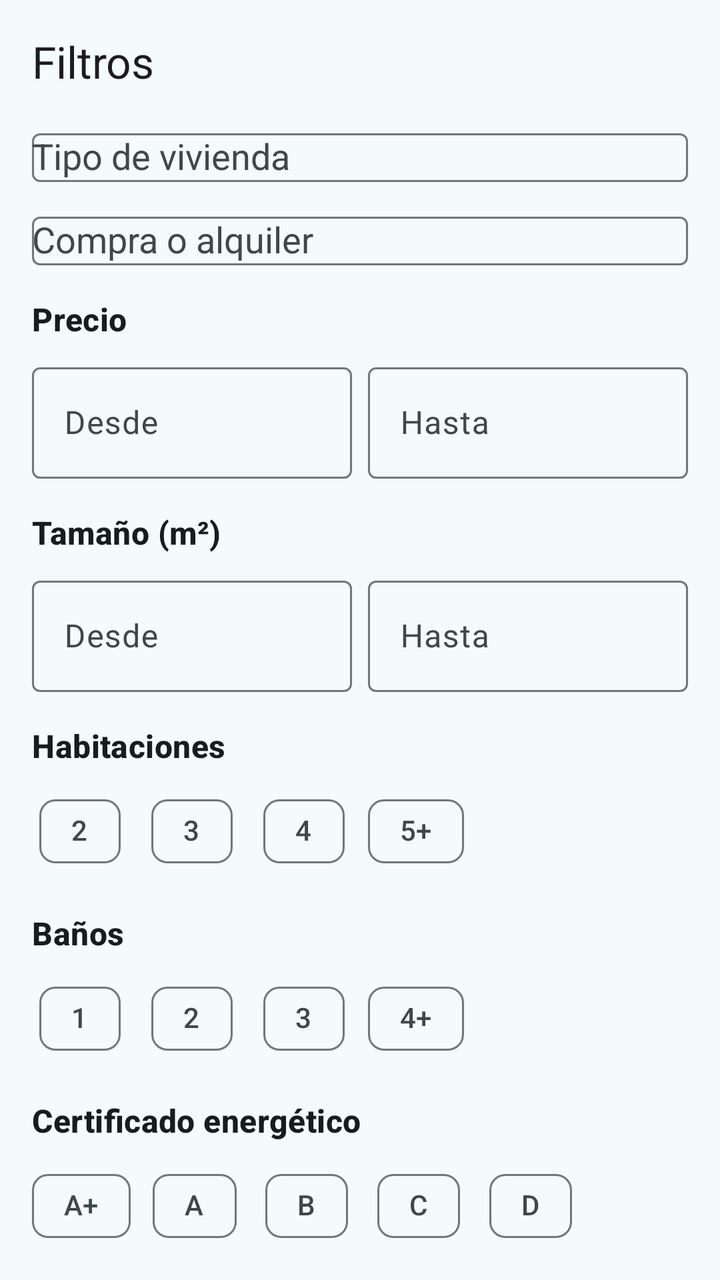
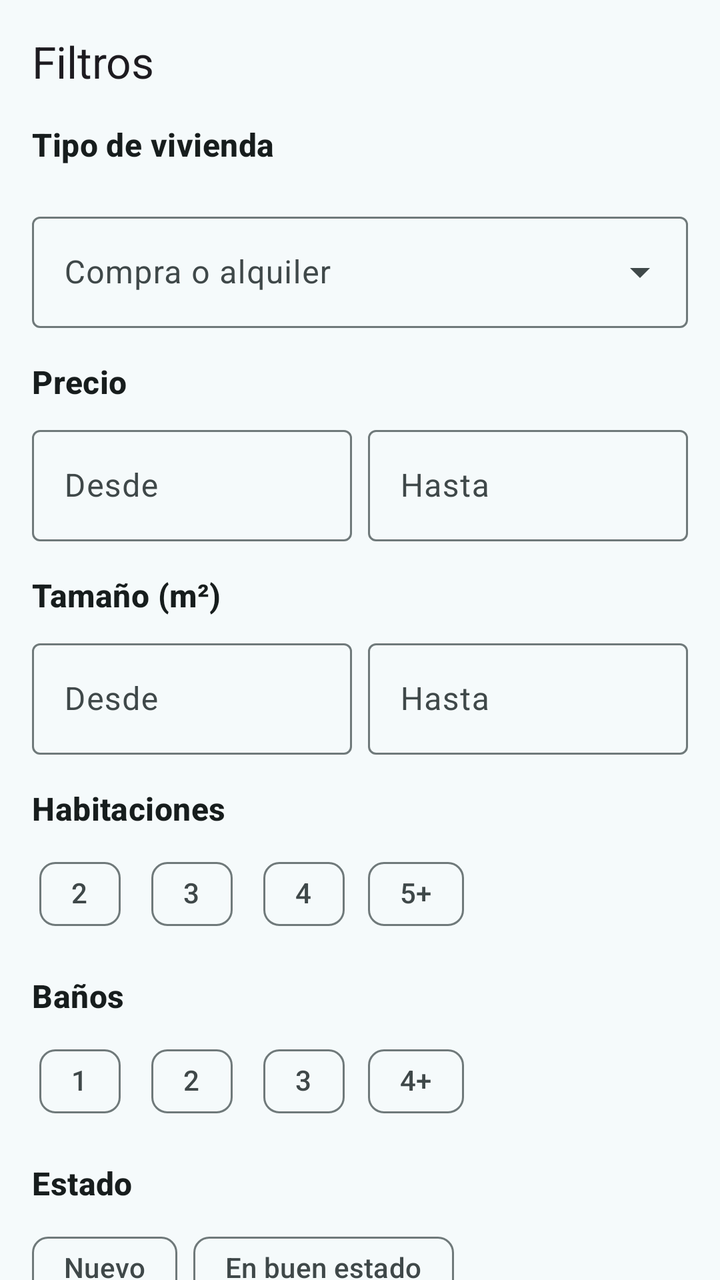

Before-and-after screenshots of an Android layout around one commit, followed by the original layout XML and the change that was made.
<!-- AndroidManifest.xml: application theme Theme.Uci -->
<!-- res/layout/uci_fragment_filters_sheet.xml -->
<?xml version="1.0" encoding="utf-8"?>
<androidx.core.widget.NestedScrollView xmlns:android="http://schemas.android.com/apk/res/android"
    xmlns:app="http://schemas.android.com/apk/res-auto"
    android:layout_width="match_parent"
    android:layout_height="wrap_content">

    <LinearLayout
        android:layout_width="match_parent"
        android:layout_height="wrap_content"
        android:orientation="vertical"
        android:paddingHorizontal="@dimen/uci_space_l"
        android:paddingTop="@dimen/uci_space_l"
        android:paddingBottom="@dimen/uci_space_xl">

        <com.google.android.material.textview.MaterialTextView
            android:layout_width="match_parent"
            android:layout_height="wrap_content"
            android:text="@string/uci_filters_title"
            android:textAppearance="@style/TextAppearance.Material3.TitleLarge" />

        
        <com.google.android.material.textfield.TextInputLayout
            android:layout_width="match_parent"
            android:layout_height="wrap_content"
            android:layout_marginTop="@dimen/uci_space_l"
            android:hint="@string/uci_filters_property_type"
            app:boxBackgroundMode="outline">

            <AutoCompleteTextView
                android:id="@+id/uciFilterTypeInput"
                android:layout_width="match_parent"
                android:layout_height="wrap_content"
                android:inputType="none" />
        </com.google.android.material.textfield.TextInputLayout>

        
        <com.google.android.material.textfield.TextInputLayout
            android:layout_width="match_parent"
            android:layout_height="wrap_content"
            android:layout_marginTop="@dimen/uci_space_m"
            android:hint="@string/uci_filters_operation"
            app:boxBackgroundMode="outline">

            <AutoCompleteTextView
                android:id="@+id/uciFilterOperationInput"
                android:layout_width="match_parent"
                android:layout_height="wrap_content"
                android:inputType="none" />
        </com.google.android.material.textfield.TextInputLayout>

        
        <com.google.android.material.textview.MaterialTextView
            android:layout_width="match_parent"
            android:layout_height="wrap_content"
            android:layout_marginTop="@dimen/uci_space_l"
            android:text="@string/uci_filters_price"
            android:textAppearance="@style/TextAppearance.Uci.SectionTitle" />

        <LinearLayout
            android:layout_width="match_parent"
            android:layout_height="wrap_content"
            android:layout_marginTop="@dimen/uci_space_s"
            android:orientation="horizontal">

            <com.google.android.material.textfield.TextInputLayout
                android:layout_width="0dp"
                android:layout_height="wrap_content"
                android:layout_weight="1"
                android:hint="@string/uci_filters_from"
                app:boxBackgroundMode="outline">

                <com.google.android.material.textfield.TextInputEditText
                    android:id="@+id/uciFilterPriceMin"
                    android:layout_width="match_parent"
                    android:layout_height="wrap_content"
                    android:inputType="number" />
            </com.google.android.material.textfield.TextInputLayout>

            <com.google.android.material.textfield.TextInputLayout
                android:layout_width="0dp"
                android:layout_height="wrap_content"
                android:layout_marginStart="@dimen/uci_space_s"
                android:layout_weight="1"
                android:hint="@string/uci_filters_to"
                app:boxBackgroundMode="outline">

                <com.google.android.material.textfield.TextInputEditText
                    android:id="@+id/uciFilterPriceMax"
                    android:layout_width="match_parent"
                    android:layout_height="wrap_content"
                    android:inputType="number" />
            </com.google.android.material.textfield.TextInputLayout>
        </LinearLayout>

        
        <com.google.android.material.textview.MaterialTextView
            android:layout_width="match_parent"
            android:layout_height="wrap_content"
            android:layout_marginTop="@dimen/uci_space_l"
            android:text="@string/uci_filters_size"
            android:textAppearance="@style/TextAppearance.Uci.SectionTitle" />

        <LinearLayout
            android:layout_width="match_parent"
            android:layout_height="wrap_content"
            android:layout_marginTop="@dimen/uci_space_s"
            android:orientation="horizontal">

            <com.google.android.material.textfield.TextInputLayout
                android:layout_width="0dp"
                android:layout_height="wrap_content"
                android:layout_weight="1"
                android:hint="@string/uci_filters_from"
                app:boxBackgroundMode="outline">

                <com.google.android.material.textfield.TextInputEditText
                    android:id="@+id/uciFilterSizeMin"
                    android:layout_width="match_parent"
                    android:layout_height="wrap_content"
                    android:inputType="number" />
            </com.google.android.material.textfield.TextInputLayout>

            <com.google.android.material.textfield.TextInputLayout
                android:layout_width="0dp"
                android:layout_height="wrap_content"
                android:layout_marginStart="@dimen/uci_space_s"
                android:layout_weight="1"
                android:hint="@string/uci_filters_to"
                app:boxBackgroundMode="outline">

                <com.google.android.material.textfield.TextInputEditText
                    android:id="@+id/uciFilterSizeMax"
                    android:layout_width="match_parent"
                    android:layout_height="wrap_content"
                    android:inputType="number" />
            </com.google.android.material.textfield.TextInputLayout>
        </LinearLayout>

        
        <com.google.android.material.textview.MaterialTextView
            android:layout_width="match_parent"
            android:layout_height="wrap_content"
            android:layout_marginTop="@dimen/uci_space_l"
            android:text="@string/uci_filters_rooms"
            android:textAppearance="@style/TextAppearance.Uci.SectionTitle" />

        <com.google.android.material.chip.ChipGroup
            android:id="@+id/uciFilterRoomsGroup"
            android:layout_width="match_parent"
            android:layout_height="wrap_content"
            android:layout_marginTop="@dimen/uci_space_s">

            <com.google.android.material.chip.Chip
                android:id="@+id/uciFilterRooms2"
                style="@style/Widget.Material3.Chip.Filter"
                android:layout_width="wrap_content"
                android:layout_height="wrap_content"
                android:text="2" />

            <com.google.android.material.chip.Chip
                android:id="@+id/uciFilterRooms3"
                style="@style/Widget.Material3.Chip.Filter"
                android:layout_width="wrap_content"
                android:layout_height="wrap_content"
                android:text="3" />

            <com.google.android.material.chip.Chip
                android:id="@+id/uciFilterRooms4"
                style="@style/Widget.Material3.Chip.Filter"
                android:layout_width="wrap_content"
                android:layout_height="wrap_content"
                android:text="4" />

            <com.google.android.material.chip.Chip
                android:id="@+id/uciFilterRooms5Plus"
                style="@style/Widget.Material3.Chip.Filter"
                android:layout_width="wrap_content"
                android:layout_height="wrap_content"
                android:text="5+" />
        </com.google.android.material.chip.ChipGroup>

        
        <com.google.android.material.textview.MaterialTextView
            android:layout_width="match_parent"
            android:layout_height="wrap_content"
            android:layout_marginTop="@dimen/uci_space_l"
            android:text="@string/uci_filters_bathrooms"
            android:textAppearance="@style/TextAppearance.Uci.SectionTitle" />

        <com.google.android.material.chip.ChipGroup
            android:id="@+id/uciFilterBathroomsGroup"
            android:layout_width="match_parent"
            android:layout_height="wrap_content"
            android:layout_marginTop="@dimen/uci_space_s">

            <com.google.android.material.chip.Chip
                android:id="@+id/uciFilterBathrooms1"
                style="@style/Widget.Material3.Chip.Filter"
                android:layout_width="wrap_content"
                android:layout_height="wrap_content"
                android:text="1" />

            <com.google.android.material.chip.Chip
                android:id="@+id/uciFilterBathrooms2"
                style="@style/Widget.Material3.Chip.Filter"
                android:layout_width="wrap_content"
                android:layout_height="wrap_content"
                android:text="2" />

            <com.google.android.material.chip.Chip
                android:id="@+id/uciFilterBathrooms3"
                style="@style/Widget.Material3.Chip.Filter"
                android:layout_width="wrap_content"
                android:layout_height="wrap_content"
                android:text="3" />

            <com.google.android.material.chip.Chip
                android:id="@+id/uciFilterBathrooms4Plus"
                style="@style/Widget.Material3.Chip.Filter"
                android:layout_width="wrap_content"
                android:layout_height="wrap_content"
                android:text="4+" />
        </com.google.android.material.chip.ChipGroup>

        
        <com.google.android.material.textview.MaterialTextView
            android:layout_width="match_parent"
            android:layout_height="wrap_content"
            android:layout_marginTop="@dimen/uci_space_l"
            android:text="@string/uci_filters_energy_certification"
            android:textAppearance="@style/TextAppearance.Uci.SectionTitle" />

        <com.google.android.material.chip.ChipGroup
            android:id="@+id/uciFilterEnergyGroup"
            android:layout_width="match_parent"
            android:layout_height="wrap_content"
            android:layout_marginTop="@dimen/uci_space_s">

            <com.google.android.material.chip.Chip
                android:id="@+id/uciFilterEnergyAPlus"
                style="@style/Widget.Material3.Chip.Filter"
                android:layout_width="wrap_content"
                android:layout_height="wrap_content"
                android:text="A+" />

            <com.google.android.material.chip.Chip
                android:id="@+id/uciFilterEnergyA"
                style="@style/Widget.Material3.Chip.Filter"
                android:layout_width="wrap_content"
                android:layout_height="wrap_content"
                android:text="A" />

            <com.google.android.material.chip.Chip
                android:id="@+id/uciFilterEnergyB"
                style="@style/Widget.Material3.Chip.Filter"
                android:layout_width="wrap_content"
                android:layout_height="wrap_content"
                android:text="B" />

            <com.google.android.material.chip.Chip
                android:id="@+id/uciFilterEnergyC"
                style="@style/Widget.Material3.Chip.Filter"
                android:layout_width="wrap_content"
                android:layout_height="wrap_content"
                android:text="C" />

            <com.google.android.material.chip.Chip
                android:id="@+id/uciFilterEnergyD"
                style="@style/Widget.Material3.Chip.Filter"
                android:layout_width="wrap_content"
                android:layout_height="wrap_content"
                android:text="D" />

            <com.google.android.material.chip.Chip
                android:id="@+id/uciFilterEnergyE"
                style="@style/Widget.Material3.Chip.Filter"
                android:layout_width="wrap_content"
                android:layout_height="wrap_content"
                android:text="E" />

            <com.google.android.material.chip.Chip
                android:id="@+id/uciFilterEnergyF"
                style="@style/Widget.Material3.Chip.Filter"
                android:layout_width="wrap_content"
                android:layout_height="wrap_content"
                android:text="F" />
        </com.google.android.material.chip.ChipGroup>

        
        <com.google.android.material.textview.MaterialTextView
            android:layout_width="match_parent"
            android:layout_height="wrap_content"
            android:layout_marginTop="@dimen/uci_space_l"
            android:text="@string/uci_filters_status"
            android:textAppearance="@style/TextAppearance.Uci.SectionTitle" />

        <com.google.android.material.chip.ChipGroup
            android:id="@+id/uciFilterStatusGroup"
            android:layout_width="match_parent"
            android:layout_height="wrap_content"
            android:layout_marginTop="@dimen/uci_space_s">

            <com.google.android.material.chip.Chip
                android:id="@+id/uciFilterStatusNew"
                style="@style/Widget.Material3.Chip.Filter"
                android:layout_width="wrap_content"
                android:layout_height="wrap_content"
                android:text="@string/uci_filters_status_new" />

            <com.google.android.material.chip.Chip
                android:id="@+id/uciFilterStatusGood"
                style="@style/Widget.Material3.Chip.Filter"
                android:layout_width="wrap_content"
                android:layout_height="wrap_content"
                android:text="@string/uci_filters_status_good" />

            <com.google.android.material.chip.Chip
                android:id="@+id/uciFilterStatusToRenovate"
                style="@style/Widget.Material3.Chip.Filter"
                android:layout_width="wrap_content"
                android:layout_height="wrap_content"
                android:text="@string/uci_filters_status_to_renovate" />
        </com.google.android.material.chip.ChipGroup>

        
        <com.google.android.material.textview.MaterialTextView
            android:layout_width="match_parent"
            android:layout_height="wrap_content"
            android:layout_marginTop="@dimen/uci_space_l"
            android:text="@string/uci_filters_other_features"
            android:textAppearance="@style/TextAppearance.Uci.SectionTitle" />

        <com.google.android.material.chip.ChipGroup
            android:id="@+id/uciFilterFeaturesGroup"
            android:layout_width="match_parent"
            android:layout_height="wrap_content"
            android:layout_marginTop="@dimen/uci_space_s">

            <com.google.android.material.chip.Chip
                android:id="@+id/uciFilterFeatureLift"
                style="@style/Widget.Material3.Chip.Filter"
                android:layout_width="wrap_content"
                android:layout_height="wrap_content"
                android:text="@string/uci_filters_feature_lift" />

            <com.google.android.material.chip.Chip
                android:id="@+id/uciFilterFeatureGarage"
                style="@style/Widget.Material3.Chip.Filter"
                android:layout_width="wrap_content"
                android:layout_height="wrap_content"
                android:text="@string/uci_filters_feature_garage" />
        </com.google.android.material.chip.ChipGroup>

        
        <LinearLayout
            android:layout_width="match_parent"
            android:layout_height="wrap_content"
            android:layout_marginTop="@dimen/uci_space_xl"
            android:orientation="horizontal">

            <com.google.android.material.button.MaterialButton
                android:id="@+id/uciFilterClearButton"
                style="@style/Widget.Uci.TextButton"
                android:layout_width="0dp"
                android:layout_height="wrap_content"
                android:layout_weight="1"
                android:text="@string/uci_filters_clear" />

            <com.google.android.material.button.MaterialButton
                android:id="@+id/uciFilterApplyButton"
                android:layout_width="0dp"
                android:layout_height="wrap_content"
                android:layout_marginStart="@dimen/uci_space_s"
                android:layout_weight="1"
                android:minHeight="@dimen/uci_touch_target_min"
                android:text="@string/uci_filters_apply" />
        </LinearLayout>

    </LinearLayout>

</androidx.core.widget.NestedScrollView>
<!-- resources referenced by this layout -->
<resources>
  <dimen name="uci_space_l">16dp</dimen>
  <dimen name="uci_space_m">12dp</dimen>
  <dimen name="uci_space_s">8dp</dimen>
  <dimen name="uci_space_xl">24dp</dimen>
  <dimen name="uci_touch_target_min">48dp</dimen>
  <string name="uci_filters_apply">Aplicar</string>
  <string name="uci_filters_bathrooms">Baños</string>
  <string name="uci_filters_clear">Limpiar</string>
  <string name="uci_filters_energy_certification">Certificado energético</string>
  <string name="uci_filters_feature_garage">Garaje</string>
  <string name="uci_filters_feature_lift">Ascensor</string>
  <string name="uci_filters_from">Desde</string>
  <string name="uci_filters_operation">Compra o alquiler</string>
  <string name="uci_filters_other_features">Otras características</string>
  <string name="uci_filters_price">Precio</string>
  <string name="uci_filters_property_type">Tipo de vivienda</string>
  <string name="uci_filters_rooms">Habitaciones</string>
  <string name="uci_filters_size">Tamaño (m²)</string>
  <string name="uci_filters_status">Estado</string>
  <string name="uci_filters_status_good">En buen estado</string>
  <string name="uci_filters_status_new">Nuevo</string>
  <string name="uci_filters_status_to_renovate">Para reformar</string>
  <string name="uci_filters_title">Filtros</string>
  <string name="uci_filters_to">Hasta</string>
  <style name="TextAppearance.Uci.SectionTitle" parent="TextAppearance.Material3.TitleMedium">
          <item name="android:textColor">?attr/colorOnSurface</item>
          <item name="android:textStyle">bold</item>
      </style>
  <style name="Widget.Uci.TextButton" parent="Widget.Material3.Button.TextButton">
          <item name="android:minHeight">@dimen/uci_touch_target_min</item>
      </style>
  <color name="uci_primary">#00696E</color>
  <color name="uci_on_primary">#FFFFFF</color>
  <color name="uci_primary_container">#9CF1F6</color>
  <color name="uci_on_primary_container">#002022</color>
  <color name="uci_secondary">#4A6365</color>
  <color name="uci_on_secondary">#FFFFFF</color>
  <color name="uci_secondary_container">#CCE8E9</color>
  <color name="uci_on_secondary_container">#051F21</color>
  <color name="uci_tertiary">#4C5F7C</color>
  <color name="uci_on_tertiary">#FFFFFF</color>
  <color name="uci_tertiary_container">#D4E3FF</color>
  <color name="uci_on_tertiary_container">#051C35</color>
  <color name="uci_error">#BA1A1A</color>
  <color name="uci_on_error">#FFFFFF</color>
  <color name="uci_error_container">#FFDAD6</color>
  <color name="uci_on_error_container">#410002</color>
  <color name="uci_background">#F5FAFB</color>
  <color name="uci_on_background">#171D1D</color>
  <color name="uci_surface">#F5FAFB</color>
  <color name="uci_on_surface">#171D1D</color>
  <color name="uci_surface_variant">#DAE4E5</color>
  <color name="uci_on_surface_variant">#3F4849</color>
  <color name="uci_surface_container">#E9EFEF</color>
  <color name="uci_outline">#6F797A</color>
  <color name="uci_outline_variant">#BEC8C9</color>
  <color name="uci_inverse_surface">#2B3131</color>
  <color name="uci_inverse_on_surface">#ECF2F2</color>
  <style name="Widget.Uci.BottomNavigation" parent="Widget.Material3.BottomNavigationView">
          <item name="labelVisibilityMode">labeled</item>
          <item name="itemIconSize">@dimen/uci_icon_size</item>
      </style>
  <style name="Widget.Uci.Card" parent="Widget.Material3.CardView.Elevated">
          <item name="cardCornerRadius">@dimen/uci_card_corner</item>
          <item name="cardElevation">@dimen/uci_card_elevation</item>
          <item name="cardBackgroundColor">@color/uci_surface_container</item>
          <item name="strokeColor">?attr/colorOutlineVariant</item>
          <item name="strokeWidth">1dp</item>
      </style>
  <dimen name="uci_icon_size">24dp</dimen>
  <dimen name="uci_card_corner">16dp</dimen>
  <dimen name="uci_card_elevation">0dp</dimen>
</resources>

<!-- the commit's change to res/layout/uci_fragment_filters_sheet.xml (unified diff, before → after) -->
@@ -19,29 +19,28 @@
             android:textAppearance="@style/TextAppearance.Material3.TitleLarge" />
 
         
+        <com.google.android.material.textview.MaterialTextView
+            android:layout_width="match_parent"
+            android:layout_height="wrap_content"
+            android:layout_marginTop="@dimen/uci_space_l"
+            android:text="@string/uci_filters_property_type"
+            android:textAppearance="@style/TextAppearance.Uci.SectionTitle" />
+
+        <com.google.android.material.chip.ChipGroup
+            android:id="@+id/uciFilterTypeGroup"
+            android:layout_width="match_parent"
+            android:layout_height="wrap_content"
+            android:layout_marginTop="@dimen/uci_space_s" />
+
+        
         <com.google.android.material.textfield.TextInputLayout
-            android:layout_width="match_parent"
-            android:layout_height="wrap_content"
-            android:layout_marginTop="@dimen/uci_space_l"
-            android:hint="@string/uci_filters_property_type"
-            app:boxBackgroundMode="outline">
-
-            <AutoCompleteTextView
-                android:id="@+id/uciFilterTypeInput"
-                android:layout_width="match_parent"
-                android:layout_height="wrap_content"
-                android:inputType="none" />
-        </com.google.android.material.textfield.TextInputLayout>
-
-        
-        <com.google.android.material.textfield.TextInputLayout
+            style="@style/Widget.Material3.TextInputLayout.OutlinedBox.ExposedDropdownMenu"
             android:layout_width="match_parent"
             android:layout_height="wrap_content"
             android:layout_marginTop="@dimen/uci_space_m"
-            android:hint="@string/uci_filters_operation"
-            app:boxBackgroundMode="outline">
-
-            <AutoCompleteTextView
+            android:hint="@string/uci_filters_operation">
+
+            <com.google.android.material.textfield.MaterialAutoCompleteTextView
                 android:id="@+id/uciFilterOperationInput"
                 android:layout_width="match_parent"
                 android:layout_height="wrap_content"
@@ -227,70 +226,6 @@
             android:layout_width="match_parent"
             android:layout_height="wrap_content"
             android:layout_marginTop="@dimen/uci_space_l"
-            android:text="@string/uci_filters_energy_certification"
-            android:textAppearance="@style/TextAppearance.Uci.SectionTitle" />
-
-        <com.google.android.material.chip.ChipGroup
-            android:id="@+id/uciFilterEnergyGroup"
-            android:layout_width="match_parent"
-            android:layout_height="wrap_content"
-            android:layout_marginTop="@dimen/uci_space_s">
-
-            <com.google.android.material.chip.Chip
-                android:id="@+id/uciFilterEnergyAPlus"
-                style="@style/Widget.Material3.Chip.Filter"
-                android:layout_width="wrap_content"
-                android:layout_height="wrap_content"
-                android:text="A+" />
-
-            <com.google.android.material.chip.Chip
-                android:id="@+id/uciFilterEnergyA"
-                style="@style/Widget.Material3.Chip.Filter"
-                android:layout_width="wrap_content"
-                android:layout_height="wrap_content"
-                android:text="A" />
-
-            <com.google.android.material.chip.Chip
-                android:id="@+id/uciFilterEnergyB"
-                style="@style/Widget.Material3.Chip.Filter"
-                android:layout_width="wrap_content"
-                android:layout_height="wrap_content"
-                android:text="B" />
-
-            <com.google.android.material.chip.Chip
-                android:id="@+id/uciFilterEnergyC"
-                style="@style/Widget.Material3.Chip.Filter"
-                android:layout_width="wrap_content"
-                android:layout_height="wrap_content"
-                android:text="C" />
-
-            <com.google.android.material.chip.Chip
-                android:id="@+id/uciFilterEnergyD"
-                style="@style/Widget.Material3.Chip.Filter"
-                android:layout_width="wrap_content"
-                android:layout_height="wrap_content"
-                android:text="D" />
-
-            <com.google.android.material.chip.Chip
-                android:id="@+id/uciFilterEnergyE"
-                style="@style/Widget.Material3.Chip.Filter"
-                android:layout_width="wrap_content"
-                android:layout_height="wrap_content"
-                android:text="E" />
-
-            <com.google.android.material.chip.Chip
-                android:id="@+id/uciFilterEnergyF"
-                style="@style/Widget.Material3.Chip.Filter"
-                android:layout_width="wrap_content"
-                android:layout_height="wrap_content"
-                android:text="F" />
-        </com.google.android.material.chip.ChipGroup>
-
-        
-        <com.google.android.material.textview.MaterialTextView
-            android:layout_width="match_parent"
-            android:layout_height="wrap_content"
-            android:layout_marginTop="@dimen/uci_space_l"
             android:text="@string/uci_filters_status"
             android:textAppearance="@style/TextAppearance.Uci.SectionTitle" />
 
<!-- resource entries referenced after the edit -->
@@ -8,7 +8,6 @@
   <string name="uci_filters_apply">Aplicar</string>
   <string name="uci_filters_bathrooms">Baños</string>
   <string name="uci_filters_clear">Limpiar</string>
-  <string name="uci_filters_energy_certification">Certificado energético</string>
   <string name="uci_filters_feature_garage">Garaje</string>
   <string name="uci_filters_feature_lift">Ascensor</string>
   <string name="uci_filters_from">Desde</string>
